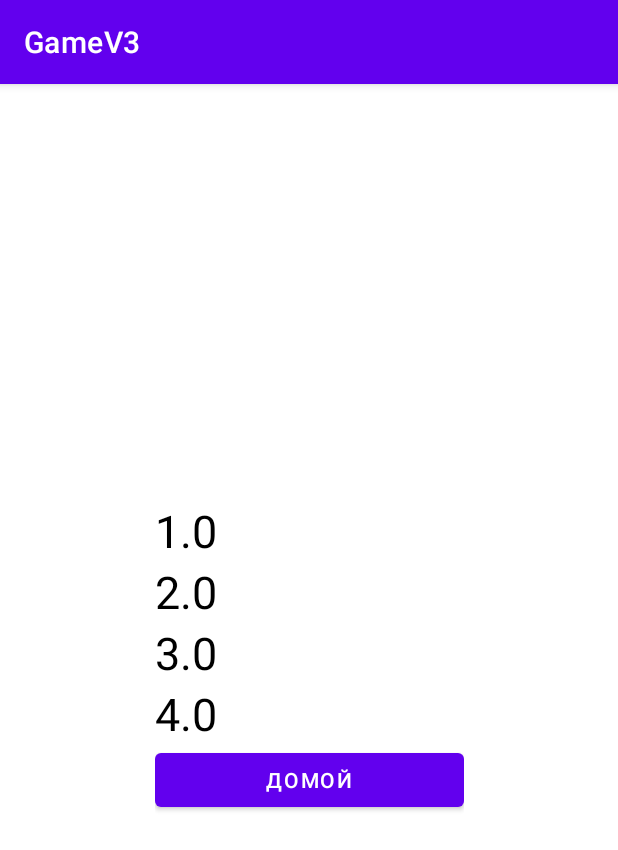
After one commit to iymel-otakpisat/Gamev3, an Android app: the Record screen opened directly, with no data from a screen before it, on a phone screen of 412 x 824 dp. The commit adds this screen. Shown: the top 850 px of the screen. Run offline under Robolectric (Android 15) with nearby library versions, the phone set to English and light mode, and no system bars.

Commit message:
records!!!

```diff
--- a/app/src/main/java/com/example/gamev3/GameProgress.java
+++ b/app/src/main/java/com/example/gamev3/GameProgress.java
@@ -9,6 +9,10 @@ public class GameProgress {
     int dangerLevel;
     int graphicsLevel;
     int soundLevel;
+    int one;
+    int two;
+    int three;
+    int four;
     public static final int SOUND_LEVEL_FOR_DEATH_SOUND = 1;
     public static final int SOUND_LEVEL_FOR_JUMP_1_SOUND = 1;
     public static final int SOUND_LEVEL_FOR_JUMP_2_SOUND = 2;
@@ -18,13 +22,17 @@ public class GameProgress {
     public static final int DANGER_LEVEL_FOR_SAWS = 2;
 
 
-    GameProgress(boolean gameInProgress, int score, int levelCompleted, int dangerLevel, int graphicsLevel, int soundLevel) {
+    GameProgress(boolean gameInProgress, int score, int levelCompleted, int dangerLevel, int graphicsLevel, int soundLevel, int one, int two, int three, int four) {
         this.gameInProgress = gameInProgress;
         this.score = score;
         this.levelCompleted = levelCompleted;
         this.dangerLevel = dangerLevel;
         this.graphicsLevel = graphicsLevel;
         this.soundLevel = soundLevel;
+        this.one = this.one;
+        this.two = this.two;
+        this.three = this.three;
+        this.four = this.four;
     }
 
 
@@ -35,8 +43,12 @@ public class GameProgress {
                 sp.getInt("level_completed", 0),
                 sp.getInt("danger_level", 0),
                 sp.getInt("graphics_level", 0),
-                sp.getInt("sound_level", 0)
-        );
+                sp.getInt("sound_level", 0),
+                sp.getInt("one", 0 ),
+                sp.getInt("two", 0 ),
+                sp.getInt("three", 0 ),
+                sp.getInt("four", 0 )
+                );
     }
 
     public void save(SharedPreferences sp) {
@@ -47,6 +59,10 @@ public class GameProgress {
         ed.putInt("danger_level", dangerLevel);
         ed.putInt("graphics_level", graphicsLevel);
         ed.putInt("sound_level", soundLevel);
+        ed.putInt("one", one);
+        ed.putInt("two", two);
+        ed.putInt("three", three);
+        ed.putInt("four", four);
         ed.apply();
     }
 
--- a/app/src/main/java/com/example/gamev3/Level0GameView.java
+++ b/app/src/main/java/com/example/gamev3/Level0GameView.java
@@ -30,7 +30,7 @@ public class Level0GameView extends GameView {
         platforms.add(new Platform(0.4, 0.4, 0.1, platformSizeY));
         platforms.add(new Platform(0.6, 0.2, 0.1, platformSizeY));
         platforms.add(new Platform(0.6, 0.6, 0.1, platformSizeY));
-        platforms.add(new Platform(1.0, 0.4, 0.1, platformSizeY));
+        platforms.add(new Platform(1.0, 0.4, 0.15, platformSizeY));
         platforms.add(new Platform(1.3, 0.4, 0.12, platformSizeY));
         platforms.add(new Platform(1.55, 0.4, 0.1, platformSizeY));
         platforms.add(new Platform(1.8, 0.3, 0.1, platformSizeY));
--- /dev/null
+++ b/app/src/main/java/com/example/gamev3/Record.java
@@ -0,0 +1,60 @@
+package com.example.gamev3;
+
+import android.content.Context;
+import android.content.Intent;
+import android.content.SharedPreferences;
+import android.os.Bundle;
+import android.widget.Button;
+import android.widget.TextView;
+
+import androidx.appcompat.app.AppCompatActivity;
+
+public class Record extends AppCompatActivity {
+    TextView textView1, textView2, textView3, textView4;
+
+    @Override
+    protected void onCreate(Bundle savedInstanceState) {
+        super.onCreate(savedInstanceState);
+
+        SharedPreferences sp = getSharedPreferences("MyPref", MODE_PRIVATE);
+        GameProgress gp = GameProgress.fromPref(sp);
+        setContentView(R.layout.activity_record);
+
+        Button backHome = findViewById(R.id.button_back_home);
+        backHome.setOnClickListener(v -> {
+            Intent myIntent = new Intent(Record.this, MainActivity.class);
+            Record.this.startActivity(myIntent);
+        });
+
+
+        if (gp.four < gp.score){
+            gp.four = gp.score;
+        }
+        if (gp.three < gp.four){
+            int a = gp.three;
+            gp.three = gp.four;
+            gp.four = a;
+        }
+        if (gp.two < gp.three){
+            int a = gp.two;
+            gp.two = gp.three;
+            gp.three = a;
+        }
+        if (gp.one < gp.two){
+            int a = gp.one;
+            gp.one = gp.two;
+            gp.two = a;
+        }
+
+        textView1 = (TextView) findViewById(R.id.textView1);
+        textView2 = (TextView) findViewById(R.id.textView2);
+        textView3 = (TextView) findViewById(R.id.textView3);
+        textView4 = (TextView) findViewById(R.id.textView4);
+
+        textView1.setText("1." + gp.one);
+        textView2.setText("2." + gp.two);
+        textView3.setText("3." + gp.three);
+        textView4.setText("4." + gp.four);
+
+    }
+}
--- a/app/src/main/res/layout/activity_main.xml
+++ b/app/src/main/res/layout/activity_main.xml
@@ -25,6 +25,12 @@
             android:text="@string/begin" />
 
         <Button
+            android:id="@+id/record_button"
+            android:layout_width="match_parent"
+            android:layout_height="wrap_content"
+            android:text="@string/record" />
+
+        <Button
             android:id="@+id/reset_progress"
             android:layout_width="wrap_content"
             android:layout_height="wrap_content"
--- /dev/null
+++ b/app/src/main/res/layout/activity_record.xml
@@ -0,0 +1,61 @@
+<?xml version="1.0" encoding="utf-8"?>
+<androidx.constraintlayout.widget.ConstraintLayout xmlns:android="http://schemas.android.com/apk/res/android"
+    xmlns:app="http://schemas.android.com/apk/res-auto"
+    xmlns:tools="http://schemas.android.com/tools"
+    android:layout_width="match_parent"
+    android:layout_height="match_parent"
+    android:orientation="horizontal"
+    android:screenOrientation="landscape"
+    android:noHistory="true"
+    tools:context=".MainActivity">
+
+    <LinearLayout
+        android:layout_width="206dp"
+        android:layout_height="213dp"
+        android:orientation="vertical"
+        app:layout_constraintBottom_toBottomOf="parent"
+        app:layout_constraintEnd_toEndOf="parent"
+        app:layout_constraintStart_toStartOf="parent"
+        app:layout_constraintTop_toTopOf="parent">
+
+        <TextView
+            android:id="@+id/textView1"
+            android:layout_width="wrap_content"
+            android:layout_height="wrap_content"
+            android:textAlignment="center"
+            android:textColor="@android:color/black"
+            android:textSize="30sp" />
+
+        <TextView
+            android:id="@+id/textView2"
+            android:layout_width="wrap_content"
+            android:layout_height="wrap_content"
+            android:textColor="@android:color/black"
+            android:textSize="30sp" />
+
+        <TextView
+            android:id="@+id/textView3"
+            android:layout_width="wrap_content"
+            android:layout_height="wrap_content"
+            android:textAlignment="center"
+            android:textColor="@android:color/black"
+            android:textSize="30sp" />
+
+        <TextView
+            android:id="@+id/textView4"
+            android:layout_width="wrap_content"
+            android:layout_height="wrap_content"
+            android:textAlignment="center"
+            android:textColor="@android:color/black"
+            android:textSize="30sp" />
+
+        <Button
+            android:id="@+id/button_back_home"
+            android:layout_width="match_parent"
+            android:layout_height="wrap_content"
+            android:minHeight="48dp"
+            android:text="@string/back_home" />
+
+    </LinearLayout>
+
+</androidx.constraintlayout.widget.ConstraintLayout>
--- a/app/src/main/res/values/strings.xml
+++ b/app/src/main/res/values/strings.xml
@@ -10,4 +10,5 @@
     <string name="warning">опасности</string>
     <string name="sound">звуки</string>
     <string name="graphic">графика</string>
+    <string name="record">рекорд</string>
 </resources>
```
Also changed, not shown: app/src/main/AndroidManifest.xml (+10 -0 lines), app/src/main/java/com/example/gamev3/Level1GameView.java (+5 -5 lines), app/src/main/java/com/example/gamev3/MainActivity.java (+13 -0 lines).
